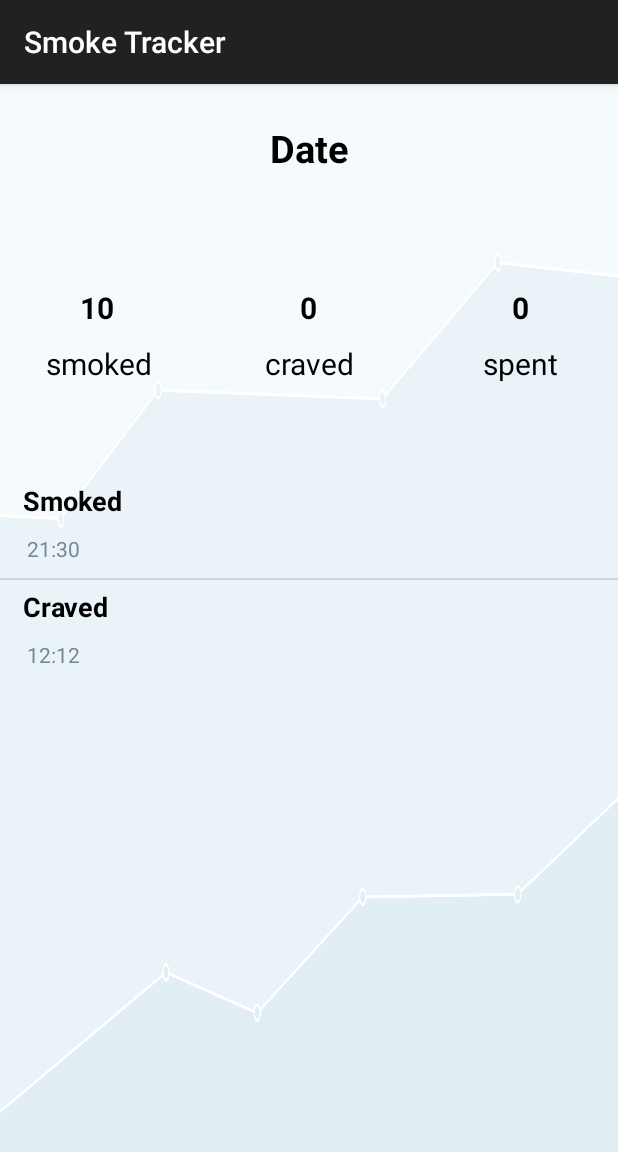
After one commit to mathieufavez/SmokeTracker_Weber_Favez, an Android app: the History_list_data_Activity screen opened directly, with no data from a screen before it, on a phone screen of 412 x 824 dp. The commit adds this screen. Shown: the top 1152 px of the screen. Run offline under Robolectric (Android 15) with nearby library versions, the phone set to English and light mode, and no system bars.

Commit message:
HistoryFragment UI done with fake values

```diff
--- a/app/build.gradle
+++ b/app/build.gradle
@@ -28,7 +28,6 @@ dependencies {
 
     implementation 'androidx.appcompat:appcompat:1.0.2'
     implementation 'com.android.support:design:29.0.2'
-    implementation 'com.android.support:recyclerview-v7:29.0.2'
     implementation 'androidx.constraintlayout:constraintlayout:1.1.3'
     testImplementation 'junit:junit:4.12'
     androidTestImplementation 'androidx.test.ext:junit:1.1.1'
--- a/app/src/main/AndroidManifest.xml
+++ b/app/src/main/AndroidManifest.xml
@@ -9,7 +9,8 @@
         android:roundIcon="@drawable/logoicone"
         android:supportsRtl="true"
         android:theme="@style/Theme.AppCompat.Light.DarkActionBar">
-        <activity android:name=".TrackingActivity"/>
+        <activity android:name=".History_list_data_Activity"></activity>
+        <activity android:name=".TrackingActivity" />
         <activity android:name=".HomeActivity" />
         <activity android:name=".MainActivity">
             <intent-filter>
@@ -19,4 +20,5 @@
             </intent-filter>
         </activity>
     </application>
+
 </manifest>
--- a/app/src/main/java/com/example/smoketracker_weber_favez/HistoryFragment.java
+++ b/app/src/main/java/com/example/smoketracker_weber_favez/HistoryFragment.java
@@ -1,5 +1,6 @@
 package com.example.smoketracker_weber_favez;
 
+import android.content.Intent;
 import android.os.Bundle;
 import java.lang.*;
 
@@ -86,7 +87,9 @@ public class HistoryFragment extends Fragment {
         listView.setOnItemClickListener(new AdapterView.OnItemClickListener() {
             @Override
             public void onItemClick(AdapterView<?> parent, View view, int position, long id) {
-                Toast.makeText(getActivity(), days.get(position),Toast.LENGTH_SHORT).show();
+                //Toast.makeText(getActivity(), days.get(position),Toast.LENGTH_SHORT).show();
+                Intent intent = new Intent(getContext(),History_list_data_Activity.class);
+                startActivity(intent);
             }
         });
         return view;
--- /dev/null
+++ b/app/src/main/java/com/example/smoketracker_weber_favez/History_list_data_Activity.java
@@ -0,0 +1,60 @@
+package com.example.smoketracker_weber_favez;
+
+import androidx.appcompat.app.AppCompatActivity;
+
+import android.os.Bundle;
+import android.view.View;
+import android.widget.AdapterView;
+import android.widget.ListView;
+import android.widget.SimpleAdapter;
+import android.widget.Toast;
+
+import java.util.ArrayList;
+import java.util.HashMap;
+import java.util.Iterator;
+import java.util.List;
+import java.util.Map;
+
+public class History_list_data_Activity extends AppCompatActivity {
+
+
+
+    @Override
+    protected void onCreate(Bundle savedInstanceState) {
+        super.onCreate(savedInstanceState);
+        setContentView(R.layout.activity_history_list_data);
+
+        ListView listView = (ListView) findViewById(R.id.smoked_craved_listview);
+
+
+        final HashMap<String, String> details_hours = new HashMap<>();
+        details_hours.put("Smoked", "10:30");
+        details_hours.put("Craved", "12:12");
+        details_hours.put("Smoked", "21:30");
+
+        //set the adapter
+        final List<HashMap<String, String>> listItems = new ArrayList<>();
+        SimpleAdapter adapter = new SimpleAdapter(this,
+                listItems,
+                R.layout.activity_history_list_data_item,
+                new String[]{"First line","Second line"},
+                new int[]{R.id.text1_list_item_history, R.id.text2_list_item_history});
+
+
+        //Put the values for the listview
+        Iterator it = details_hours.entrySet().iterator();
+        while(it.hasNext()){
+            HashMap<String, String> resultsMap = new HashMap<>();
+            Map.Entry pair = (Map.Entry) it.next();
+            resultsMap.put("First line", pair.getKey().toString());
+            resultsMap.put("Second line", pair.getValue().toString());
+            listItems.add(resultsMap);
+        }
+
+
+        listView.setFastScrollEnabled(true);
+        listView.setAdapter(adapter);
+
+
+    }
+}
--- /dev/null
+++ b/app/src/main/res/layout/activity_history_list_data.xml
@@ -0,0 +1,116 @@
+<?xml version="1.0" encoding="utf-8"?>
+<RelativeLayout
+    xmlns:android="http://schemas.android.com/apk/res/android"
+    xmlns:tools="http://schemas.android.com/tools"
+    android:layout_width="match_parent"
+    android:layout_height="match_parent"
+    tools:context=".History_list_data_Activity"
+    android:background="@drawable/lightsilverbackground">
+
+    <TextView
+        android:id="@+id/date_history_day"
+        android:layout_width="match_parent"
+        android:layout_height="wrap_content"
+        android:layout_margin="15dp"
+        android:padding="10dp"
+        android:textColor="@color/colorBlack"
+        android:text="Date"
+        android:textStyle="bold"
+        android:textAlignment="center"
+        android:textSize="25sp"/>
+
+    <TextView
+        android:id="@+id/smoked_value"
+        android:layout_width="35dp"
+        android:layout_height="wrap_content"
+        android:layout_gravity="center"
+        android:layout_marginStart="47dp"
+        android:layout_marginTop="50dp"
+        android:layout_below="@id/date_history_day"
+        android:textStyle="bold"
+        android:textColor="@color/colorBlack"
+        android:text="10"
+        android:textAlignment="center"
+        android:textSize="20sp" />
+
+    <TextView
+        android:id="@+id/smoked_textView"
+        android:layout_width="100dp"
+        android:layout_height="wrap_content"
+        android:layout_gravity="center"
+        android:padding="10dp"
+        android:layout_marginStart="15dp"
+        android:layout_below="@id/smoked_value"
+        android:textColor="@color/colorBlack"
+        android:text="smoked"
+        android:textAlignment="center"
+        android:textSize="20sp" />
+
+    <TextView
+        android:id="@+id/craved_value"
+        android:layout_width="35dp"
+        android:layout_height="wrap_content"
+        android:layout_gravity="center"
+        android:layout_marginTop="50dp"
+        android:layout_below="@id/date_history_day"
+        android:layout_centerInParent="true"
+        android:textStyle="bold"
+        android:textColor="@color/colorBlack"
+        android:text="0"
+        android:textAlignment="center"
+        android:textSize="20sp" />
+
+    <TextView
+        android:id="@+id/craved_textView"
+        android:layout_width="100dp"
+        android:layout_height="wrap_content"
+        android:layout_gravity="center"
+        android:padding="10dp"
+        android:layout_below="@id/craved_value"
+        android:layout_centerInParent="true"
+        android:textColor="@color/colorBlack"
+        android:text="craved"
+        android:textAlignment="center"
+        android:textSize="20sp" />
+
+    <TextView
+        android:id="@+id/chf_spent_value"
+        android:layout_width="35dp"
+        android:layout_height="wrap_content"
+        android:layout_gravity="center"
+        android:layout_marginTop="50dp"
+        android:layout_marginEnd="47dp"
+        android:layout_below="@id/date_history_day"
+        android:layout_alignParentEnd="true"
+        android:textStyle="bold"
+        android:textColor="@color/colorBlack"
+        android:text="0"
+        android:textAlignment="center"
+        android:textSize="20sp" />
+
+    <TextView
+        android:id="@+id/chf_spent_textView"
+        android:layout_width="100dp"
+        android:layout_height="wrap_content"
+        android:layout_gravity="center"
+        android:padding="10dp"
+        android:layout_marginEnd="15dp"
+        android:layout_below="@id/chf_spent_value"
+        android:layout_alignParentEnd="true"
+        android:textColor="@color/colorBlack"
+        android:text="spent"
+        android:textAlignment="center"
+        android:textSize="20sp" />
+
+    <ListView
+        android:id="@+id/smoked_craved_listview"
+        android:layout_width="wrap_content"
+        android:layout_height="wrap_content"
+        android:layout_below="@+id/smoked_textView"
+        android:layout_marginTop="50dp"
+        />
+
+
+
+
+    </RelativeLayout>
--- /dev/null
+++ b/app/src/main/res/layout/activity_history_list_data_item.xml
@@ -0,0 +1,29 @@
+<?xml version="1.0" encoding="utf-8"?>
+<LinearLayout
+    xmlns:android="http://schemas.android.com/apk/res/android"
+    android:layout_width="match_parent"
+    android:layout_height="match_parent"
+    android:orientation="vertical"
+    android:id="@+id/parent_layout">
+
+    <TextView
+        android:id="@+id/text1_list_item_history"
+        android:layout_width="match_parent"
+        android:layout_height="wrap_content"
+        android:textSize="18sp"
+        android:textStyle="bold"
+        android:textColor="@color/colorBlack"
+        android:layout_marginBottom="10dp"
+        android:layout_marginStart="15dp"
+        android:layout_marginTop="5dp"/>
+
+    <TextView
+        android:id="@+id/text2_list_item_history"
+        android:layout_width="match_parent"
+        android:layout_height="wrap_content"
+        android:textSize="14sp"
+        android:textColor="@color/colorGreyLight"
+        android:layout_marginBottom="10dp"
+        android:layout_marginStart="18dp"/>
+
+</LinearLayout>
```
